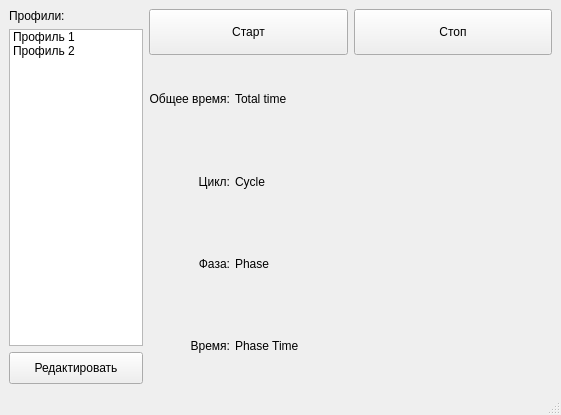
The window that src/TrainerWindow/trainer.ui (dvarubla/breathe_trainer) describes before a commit, drawn with Qt 5.
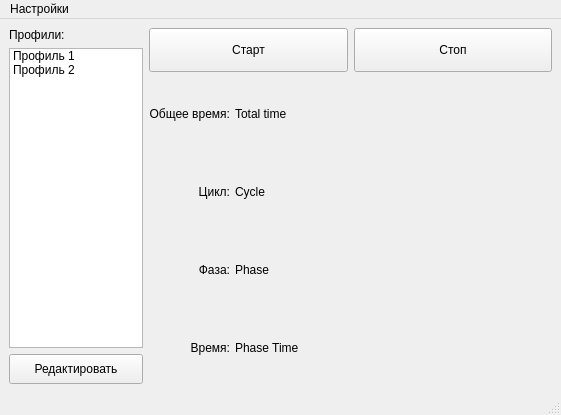
The same window after the commit. Icons and pictures are not drawn. Custom widgets are drawn as their Qt base class.

```diff
--- a/src/TrainerWindow/trainer.ui
+++ b/src/TrainerWindow/trainer.ui
@@ -246,6 +246,14 @@
      <height>20</height>
     </rect>
    </property>
+   <widget class="QMenu" name="settings">
+    <property name="title">
+     <string>Настройки</string>
+    </property>
+    <addaction name="setupProfiles"/>
+    <addaction name="resetProfiles"/>
+   </widget>
+   <addaction name="settings"/>
   </widget>
   <widget class="QStatusBar" name="statusbar"/>
  </widget>
```
Left out of the diff: 10 changed lines with no effect on the pictures.
